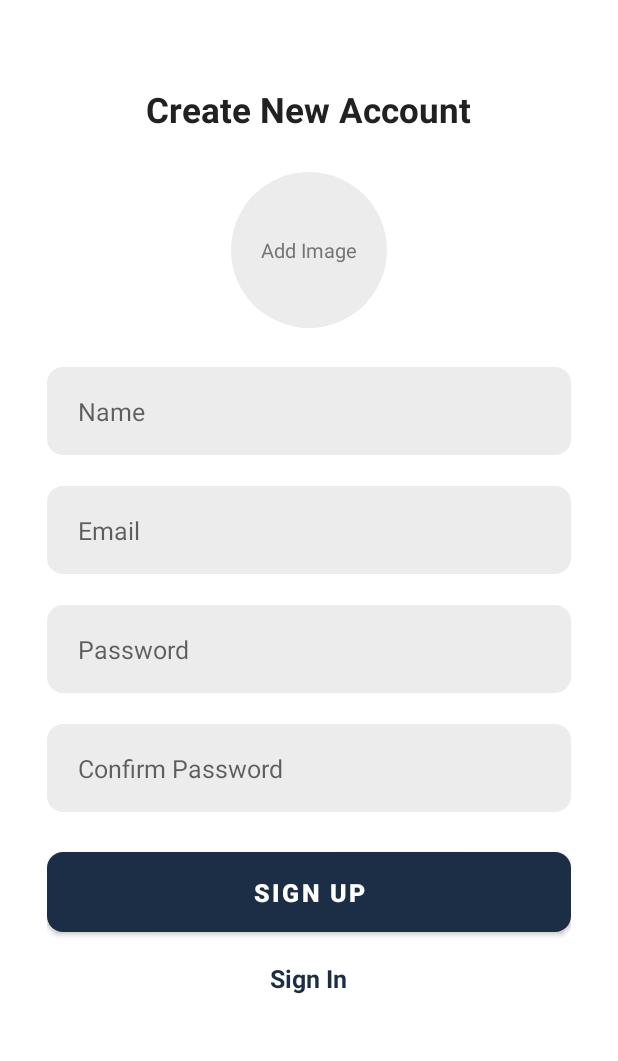
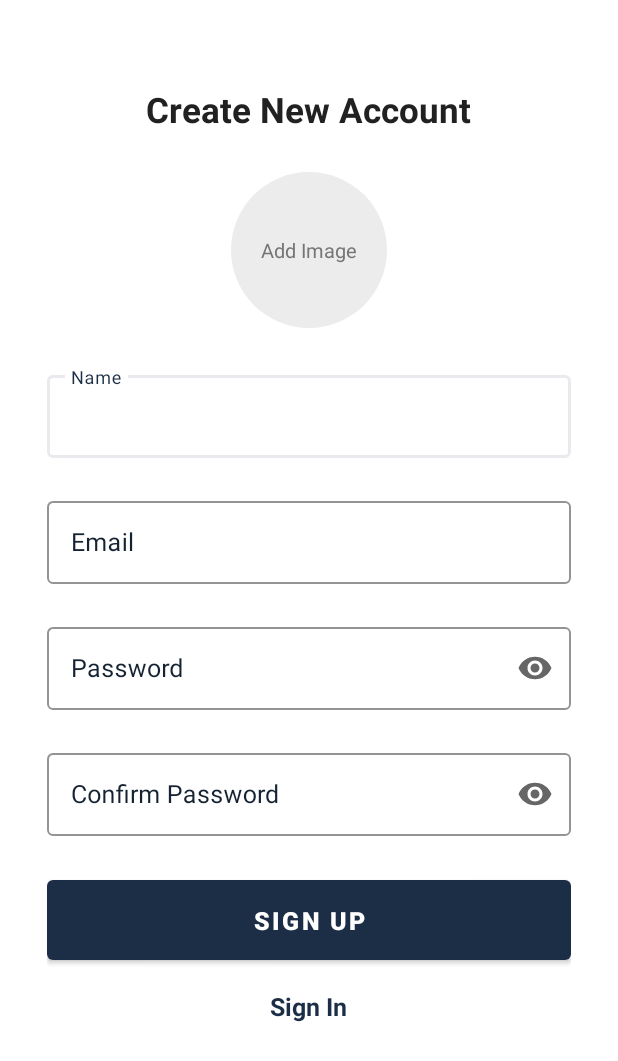
Before and after one commit to alad1n0/chatapp, an Android app: the SingUpActivity screen opened directly, with no data from a screen before it, on a phone screen of 412 x 824 dp. Shown: the top 1061 px of the screen. Run offline under Robolectric (Android 15) with nearby library versions, the phone set to English and light mode, and no system bars; our stand-ins replace Firebase (no records; nobody signed in at launch, a user with empty details on screens opened directly), sdp/ssp sizes; plain views replace RoundedImageView.

Commit message:
addUpdateEditProfile

```diff
--- a/app/src/main/res/layout/activity_settings.xml
+++ b/app/src/main/res/layout/activity_settings.xml
@@ -60,6 +60,7 @@
                 android:textSize="14sp"
                 android:gravity="center"
                 android:layout_marginTop="8dp" />
+
         </LinearLayout>
 
         <LinearLayout
@@ -86,6 +87,7 @@
                 android:textSize="14sp"
                 android:gravity="center"
                 android:layout_marginTop="8dp" />
+
         </LinearLayout>
 
         <LinearLayout
@@ -122,7 +124,6 @@
         android:orientation="vertical"
         android:padding="16dp"
         android:layout_marginTop="32dp"
-        app:layout_constraintTop_toBottomOf=""
         app:layout_constraintStart_toStartOf="parent"
         app:layout_constraintEnd_toEndOf="parent"
         app:layout_constraintBottom_toBottomOf="parent">
--- a/app/src/main/res/layout/activity_sing_up.xml
+++ b/app/src/main/res/layout/activity_sing_up.xml
@@ -51,65 +51,103 @@
 
         </FrameLayout>
 
-        <EditText
+        <com.google.android.material.textfield.TextInputLayout
             android:id="@+id/inputName"
+            style="@style/Widget.MaterialComponents.TextInputLayout.OutlinedBox"
             android:layout_width="match_parent"
-            android:layout_height="@dimen/_45sdp"
+            android:layout_height="63dp"
             android:layout_marginTop="@dimen/_20sdp"
-            android:background="@drawable/background_input"
             android:hint="@string/name"
-            android:imeOptions="actionNext"
-            android:importantForAutofill="no"
+            android:textColorHint="@color/primary_dark"
+            app:boxStrokeColor="#EAEAEE"
+            app:layout_constraintEnd_toEndOf="parent"
+            app:layout_constraintStart_toStartOf="parent"
+            app:layout_constraintTop_toTopOf="parent">
+
+            <com.google.android.material.textfield.TextInputEditText
+                android:id="@+id/etName"
+                android:layout_width="match_parent"
+                android:layout_height="55dp"
+                android:textSize="@dimen/_13ssp"
                 android:inputType="text"
-            android:paddingStart="@dimen/_16sdp"
-            android:paddingEnd="@dimen/_16sdp"
                 android:textColor="@color/primary_text"
-            android:textSize="@dimen/_13ssp" />
+                tools:ignore="TouchTargetSizeCheck" />
 
-        <EditText
+        </com.google.android.material.textfield.TextInputLayout>
+
+        <com.google.android.material.textfield.TextInputLayout
             android:id="@+id/inputEmail"
+            style="@style/Widget.MaterialComponents.TextInputLayout.OutlinedBox"
             android:layout_width="match_parent"
-            android:layout_height="@dimen/_45sdp"
+            android:layout_height="63dp"
             android:layout_marginTop="@dimen/_16sdp"
-            android:background="@drawable/background_input"
             android:hint="@string/email"
-            android:imeOptions="actionNext"
-            android:importantForAutofill="no"
+            android:textColorHint="@color/primary_dark"
+            app:boxStrokeColor="#EAEAEE"
+            app:layout_constraintEnd_toEndOf="parent"
+            app:layout_constraintStart_toStartOf="parent"
+            app:layout_constraintTop_toTopOf="parent">
+
+            <com.google.android.material.textfield.TextInputEditText
+                android:id="@+id/etEmail"
+                android:layout_width="match_parent"
+                android:layout_height="55dp"
+                android:textSize="@dimen/_13ssp"
                 android:inputType="textEmailAddress"
-            android:paddingStart="@dimen/_16sdp"
-            android:paddingEnd="@dimen/_16sdp"
                 android:textColor="@color/primary_text"
-            android:textSize="@dimen/_13ssp" />
+                tools:ignore="TouchTargetSizeCheck" />
 
-        <EditText
+        </com.google.android.material.textfield.TextInputLayout>
+
+        <com.google.android.material.textfield.TextInputLayout
             android:id="@+id/inputPassword"
+            style="@style/Widget.MaterialComponents.TextInputLayout.OutlinedBox"
             android:layout_width="match_parent"
-            android:layout_height="@dimen/_45sdp"
+            android:layout_height="63dp"
             android:layout_marginTop="@dimen/_16sdp"
-            android:background="@drawable/background_input"
             android:hint="@string/password"
-            android:imeOptions="actionNext"
-            android:importantForAutofill="no"
+            android:textColorHint="@color/primary_dark"
+            app:endIconMode="password_toggle"
+            app:boxStrokeColor="#EAEAEE"
+            app:layout_constraintEnd_toEndOf="parent"
+            app:layout_constraintStart_toStartOf="parent"
+            app:layout_constraintTop_toTopOf="parent">
+
+            <com.google.android.material.textfield.TextInputEditText
+                android:id="@+id/etPassword"
+                android:layout_width="match_parent"
+                android:layout_height="55dp"
+                android:textColor="#5B5B5B"
+                android:textSize="@dimen/_13ssp"
                 android:inputType="textPassword"
-            android:paddingStart="@dimen/_16sdp"
-            android:paddingEnd="@dimen/_16sdp"
-            android:textColor="@color/primary_text"
-            android:textSize="@dimen/_13ssp" />
+                tools:ignore="TouchTargetSizeCheck" />
 
-        <EditText
+        </com.google.android.material.textfield.TextInputLayout>
+
+        <com.google.android.material.textfield.TextInputLayout
             android:id="@+id/inputConfirmPassword"
+            style="@style/Widget.MaterialComponents.TextInputLayout.OutlinedBox"
             android:layout_width="match_parent"
-            android:layout_height="@dimen/_45sdp"
+            android:layout_height="63dp"
             android:layout_marginTop="@dimen/_16sdp"
-            android:background="@drawable/background_input"
             android:hint="@string/confirm_password"
-            android:imeOptions="actionDone"
-            android:importantForAutofill="no"
+            android:textColorHint="@color/primary_dark"
+            app:endIconMode="password_toggle"
+            app:boxStrokeColor="#EAEAEE"
+            app:layout_constraintEnd_toEndOf="parent"
+            app:layout_constraintStart_toStartOf="parent"
+            app:layout_constraintTop_toTopOf="parent">
+
+            <com.google.android.material.textfield.TextInputEditText
+                android:id="@+id/etConfirmPassword"
+                android:layout_width="match_parent"
+                android:layout_height="55dp"
+                android:textColor="#5B5B5B"
+                android:textSize="@dimen/_13ssp"
                 android:inputType="textPassword"
-            android:paddingStart="@dimen/_16sdp"
-            android:paddingEnd="@dimen/_16sdp"
-            android:textColor="@color/primary_text"
-            android:textSize="@dimen/_13ssp" />
+                tools:ignore="TouchTargetSizeCheck" />
+
+        </com.google.android.material.textfield.TextInputLayout>
 
         <FrameLayout
             android:layout_width="match_parent"
@@ -125,7 +163,7 @@
                 android:textColor="@color/white"
                 android:textSize="@dimen/_13ssp"
                 android:textStyle="bold"
-                app:cornerRadius="@dimen/_8sdp" />
+                app:cornerRadius="@dimen/_3sdp" />
 
             <ProgressBar
                 android:id="@+id/progressBar"
@@ -143,6 +181,7 @@
             android:layout_width="wrap_content"
             android:layout_height="wrap_content"
             android:layout_marginTop="@dimen/_10sdp"
+            android:layout_marginBottom="@dimen/_30sdp"
             android:text="@string/sign_in"
             android:textColor="@color/primary"
             android:textSize="@dimen/_13ssp"
```
Also changed, not shown: app/src/main/java/com/example/myapplicationchat/activities/EditProfileActivity.java (+66 -7 lines), app/src/main/java/com/example/myapplicationchat/activities/SingUpActivity.java (+13 -12 lines), app/src/main/res/layout/activity_edit_profile.xml (+3 -5 lines), app/src/main/res/layout/activity_sign_in.xml (+4 -5 lines). Lines whose indentation alone changed are shown as unchanged.
